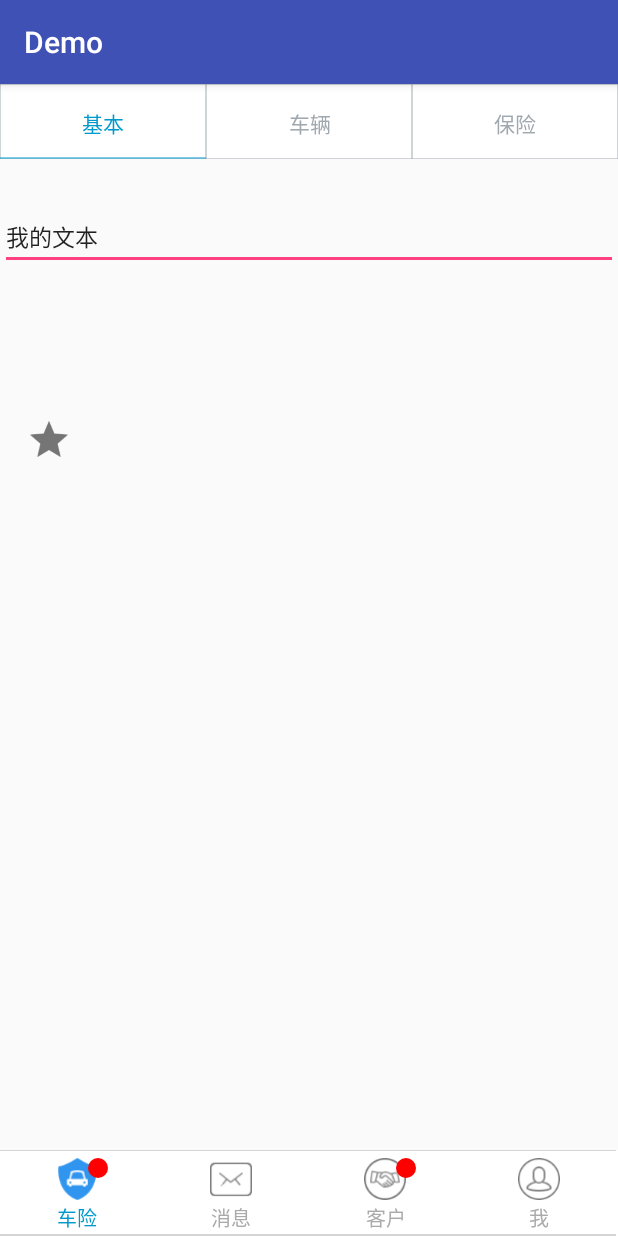
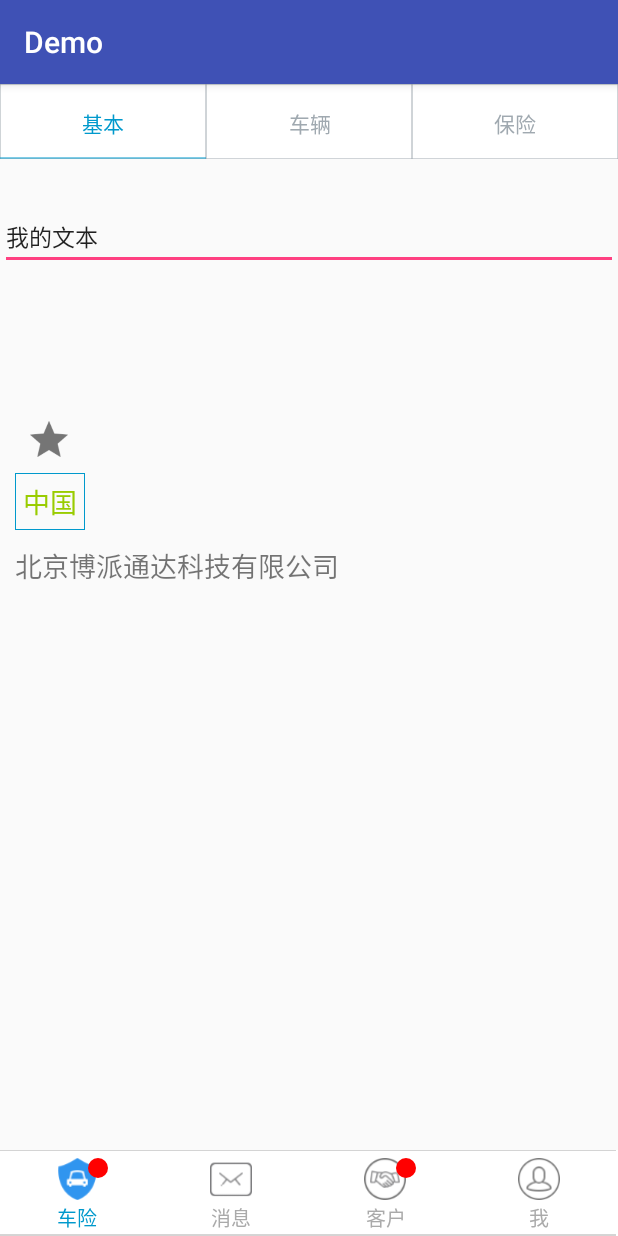
Before and after one commit to weiteng4droid/MineWidget, an Android app: the screen it shows after launch (MainActivity), on a phone screen of 412 x 824 dp. Run offline under Robolectric (Android 15) with nearby library versions, the phone set to English and light mode, and no system bars; our stand-ins replace ButterKnife.

Commit message:
带有边框以及圆角的TextView

```diff
--- /dev/null
+++ b/app/src/main/java/com/botpy/demo/widget/FrameTextView.java
@@ -0,0 +1,105 @@
+package com.botpy.demo.widget;
+
+import android.content.Context;
+import android.content.res.TypedArray;
+import android.graphics.Canvas;
+import android.graphics.Paint;
+import android.graphics.Path;
+import android.graphics.RectF;
+import android.util.AttributeSet;
+import android.util.TypedValue;
+import android.widget.TextView;
+
+import com.botpy.demo.R;
+
+/**
+ * 带有边框的TextView
+ * @author  weiTeng on 16/1/3.
+ */
+public class FrameTextView extends TextView {
+
+    private int mFrameWidth;
+    private int mFrameColor;
+    private int mRoundRadius;
+
+    private Paint mPaint;
+
+    public FrameTextView(Context context) {
+        this(context, null);
+    }
+
+    public FrameTextView(Context context, AttributeSet attrs) {
+        this(context, attrs, 0);
+    }
+
+    public FrameTextView(Context context, AttributeSet attrs, int defStyleAttr) {
+        super(context, attrs, defStyleAttr);
+        TypedArray ta = context.obtainStyledAttributes(attrs, R.styleable.FrameTextView);
+
+        mFrameWidth = ta.getDimensionPixelSize(R.styleable.FrameTextView_frame_width, (int) TypedValue.applyDimension(TypedValue.COMPLEX_UNIT_PX, 2, context.getResources().getDisplayMetrics()));
+        mFrameColor = ta.getColor(R.styleable.FrameTextView_frame_color, 0xff0099cc);
+        mRoundRadius = ta.getDimensionPixelSize(R.styleable.FrameTextView_frame_round_radius, 0);
+
+        ta.recycle();
+
+        mPaint = new Paint(Paint.ANTI_ALIAS_FLAG);
+        mPaint.setStyle(Paint.Style.STROKE);
+        mPaint.setStrokeWidth(mFrameWidth);
+        mPaint.setColor(mFrameColor);
+        mPaint.setStrokeJoin(Paint.Join.MITER);
+    }
+
+    public void setFrameWidth(int frameWidth){
+        if(mFrameWidth != frameWidth){
+            mFrameWidth = frameWidth;
+            mPaint.setStrokeWidth(mFrameWidth);
+            invalidate();
+        }
+    }
+
+    public void setFrameColor(int frameColor){
+        if(mFrameColor != frameColor){
+            mFrameColor = frameColor;
+            mPaint.setColor(mFrameColor);
+            invalidate();
+        }
+    }
+
+    public void setRoundRadius(int roundRadius){
+        if(mRoundRadius != roundRadius){
+            mRoundRadius = roundRadius;
+            invalidate();
+        }
+    }
+
+    @Override
+    protected void onDraw(Canvas canvas) {
+        int width = getMeasuredWidth();
+        int height = getMeasuredHeight();
+        if(mRoundRadius == 0) {
+            canvas.drawRect(0, 0, width, height, mPaint);
+        }else{
+            Path mPath = new Path();
+            mPath.moveTo(mRoundRadius, 0);
+            mPath.lineTo(width - mRoundRadius, 0);
+
+            mPath.arcTo(new RectF(width - mRoundRadius, 0, width, mRoundRadius), 270, 90);
+            mPath.lineTo(width, height - mRoundRadius);
+
+            mPath.arcTo(new RectF(width - mRoundRadius, height - mRoundRadius, width, height), 0, 90);
+            mPath.lineTo(mRoundRadius, height);
+
+            mPath.arcTo(new RectF(0, height - mRoundRadius, mRoundRadius, height), 90, 90);
+            mPath.lineTo(0, mRoundRadius);
+
+            mPath.arcTo(new RectF(0, 0, mRoundRadius, mRoundRadius), 180, 90);
+            mPath.close();
+
+            canvas.drawPath(mPath, mPaint);
+        }
+        canvas.save();
+        canvas.translate(mRoundRadius, mRoundRadius);
+        super.onDraw(canvas);
+        canvas.restore();
+    }
+}
--- /dev/null
+++ b/app/src/main/java/com/botpy/demo/widget/GradientTextView.java
@@ -0,0 +1,65 @@
+package com.botpy.demo.widget;
+
+import android.content.Context;
+import android.graphics.Canvas;
+import android.graphics.Color;
+import android.graphics.LinearGradient;
+import android.graphics.Matrix;
+import android.graphics.Paint;
+import android.graphics.Shader;
+import android.util.AttributeSet;
+import android.widget.TextView;
+
+/**
+ * Created by weiTeng on 16/1/3.
+ */
+public class GradientTextView extends TextView{
+
+    private int mViewWidth;
+    private Paint mPaint;
+    private LinearGradient mLinearGradient;
+    private Matrix mGradientMatrix;
+    private int mTranslate;
+
+    public GradientTextView(Context context) {
+        super(context);
+    }
+
+    public GradientTextView(Context context, AttributeSet attrs) {
+        super(context, attrs);
+    }
+
+    public GradientTextView(Context context, AttributeSet attrs, int defStyleAttr) {
+        super(context, attrs, defStyleAttr);
+    }
+
+    @Override
+    protected void onSizeChanged(int w, int h, int oldw, int oldh) {
+        super.onSizeChanged(w, h, oldw, oldh);
+        if (mViewWidth == 0) {
+            mViewWidth = getMeasuredWidth();
+            if(mViewWidth > 0){
+                mPaint = new Paint();
+                mLinearGradient = new LinearGradient(0, 0, mViewWidth, 0, new int[]{Color.BLUE, 0xffffff, Color.BLUE},
+                        null, Shader.TileMode.CLAMP);
+                mPaint.setShader(mLinearGradient);
+                mGradientMatrix = new Matrix();
+            }
+        }
+    }
+
+    @Override
+    protected void onDraw(Canvas canvas) {
+        super.onDraw(canvas);
+        if(mGradientMatrix != null){
+            mTranslate += mViewWidth / 5;
+            if(mTranslate > 2 * mViewWidth){
+                mTranslate = -mViewWidth;
+            }
+
+            mGradientMatrix.setTranslate(mTranslate, 0);
+            mLinearGradient.setLocalMatrix(mGradientMatrix);
+            postInvalidateDelayed(100);
+        }
+    }
+}
--- a/app/src/main/java/com/botpy/demo/widget/StarImageView.java
+++ b/app/src/main/java/com/botpy/demo/widget/StarImageView.java
@@ -2,7 +2,7 @@ package com.botpy.demo.widget;
 
 import android.content.Context;
 import android.content.res.TypedArray;
-import android.graphics.drawable.Drawable;
+import android.graphics.drawable.StateListDrawable;
 import android.util.AttributeSet;
 import android.view.MotionEvent;
 import android.widget.ImageView;
@@ -16,10 +16,9 @@ public class StarImageView extends ImageView {
 
     private static final String TAG = "StarImageView";
 
-    private Drawable mNormalDrawable;
-    private Drawable mSelectedDrawable;
+    private StateListDrawable mDrawable;
 
-    private boolean mLinked;
+    private boolean mLiked;
 
     public interface OnLikeListener {
         void liked();
@@ -43,24 +42,23 @@ public class StarImageView extends ImageView {
     public StarImageView(Context context, AttributeSet attrs, int defStyleAttr) {
         super(context, attrs, defStyleAttr);
         TypedArray ta = context.obtainStyledAttributes(attrs, R.styleable.StarImageView);
-        mNormalDrawable = ta.getDrawable(R.styleable.StarImageView_icon_normal);
-        mSelectedDrawable = ta.getDrawable(R.styleable.StarImageView_icon_selected);
-        mLinked = ta.getBoolean(R.styleable.StarImageView_icon_lined, false);
+        mDrawable = (StateListDrawable) ta.getDrawable(R.styleable.StarImageView_state_drawables);
+        mLiked = ta.getBoolean(R.styleable.StarImageView_liked, false);
         ta.recycle();
-
         initStarView();
     }
 
     private void initStarView() {
-        if(mSelectedDrawable == null || mNormalDrawable == null){
-            throw new IllegalArgumentException("未设置状态图片");
+        if(mDrawable == null){
+            throw new IllegalArgumentException("未设置状态图片选择器");
         }
+        setImageDrawable(mDrawable);
         switchState(false);
     }
 
     @Override
     public boolean onTouchEvent(MotionEvent event) {
-        mLinked = !mLinked;
+        mLiked = !mLiked;
         switchState(true);
         return super.onTouchEvent(event);
     }
@@ -70,18 +68,18 @@ public class StarImageView extends ImageView {
     }
 
     public void setCheckState(boolean checked, boolean tiger){
-        if(mLinked != checked){
-            mLinked = checked;
+        if(mLiked != checked){
+            mLiked = checked;
             switchState(tiger);
         }
     }
 
     private void switchState(boolean tiger){
-        if(mLinked){
-            setImageDrawable(mSelectedDrawable);
+        if(mLiked){
+            mDrawable.setState(new int[]{android.R.attr.state_checked});
             if(tiger && mOnLikeListener != null) mOnLikeListener.liked();
         }else{
-            setImageDrawable(mNormalDrawable);
+            mDrawable.setState(new int[]{-android.R.attr.state_checked});
             if(tiger && mOnLikeListener != null) mOnLikeListener.unLiked();
         }
     }
--- /dev/null
+++ b/app/src/main/res/drawable/star_selector.xml
@@ -0,0 +1,8 @@
+<?xml version="1.0" encoding="utf-8"?>
+<selector xmlns:android="http://schemas.android.com/apk/res/android">
+
+    <item android:state_checked="true" android:drawable="@drawable/star_on" />
+    <item android:state_checked="false" android:drawable="@drawable/star_off" />
+    <item android:state_focused="true" android:drawable="@drawable/star_on" />
+
+</selector>
--- a/app/src/main/res/layout/layout_fragment_first.xml
+++ b/app/src/main/res/layout/layout_fragment_first.xml
@@ -30,8 +30,26 @@
         android:layout_height="25dp"
         android:layout_marginLeft="20dp"
         android:layout_marginTop="100dp"
-        app:icon_lined="false"
-        app:icon_normal="@drawable/star_off"
-        app:icon_selected="@drawable/star_on" />
+        app:liked="false"
+        app:state_drawables="@drawable/star_selector" />
+
+    <com.botpy.demo.widget.FrameTextView
+        android:layout_width="wrap_content"
+        android:layout_height="wrap_content"
+        android:text="中国"
+        android:textSize="18sp"
+        app:frame_width="2px"
+        android:layout_marginLeft="10dp"
+        android:layout_marginTop="10dp"
+        android:padding="5dp"
+        android:textColor="@android:color/holo_green_light"/>
+
+    <com.botpy.demo.widget.GradientTextView
+        android:layout_width="wrap_content"
+        android:layout_height="wrap_content"
+        android:text="北京博派通达科技有限公司"
+        android:layout_marginLeft="10dp"
+        android:layout_marginTop="10dp"
+        android:textSize="18sp" />
 
 </LinearLayout>
```
Also changed, not shown: app/src/main/java/com/botpy/demo/fragment/MineFrgment.java (+5 -4 lines), app/src/main/java/com/botpy/demo/widget/ItemBackgroundDrawable.java (added, +118 -0 lines), app/src/main/res/values/attrs.xml (+17 -3 lines), 1 other file.
